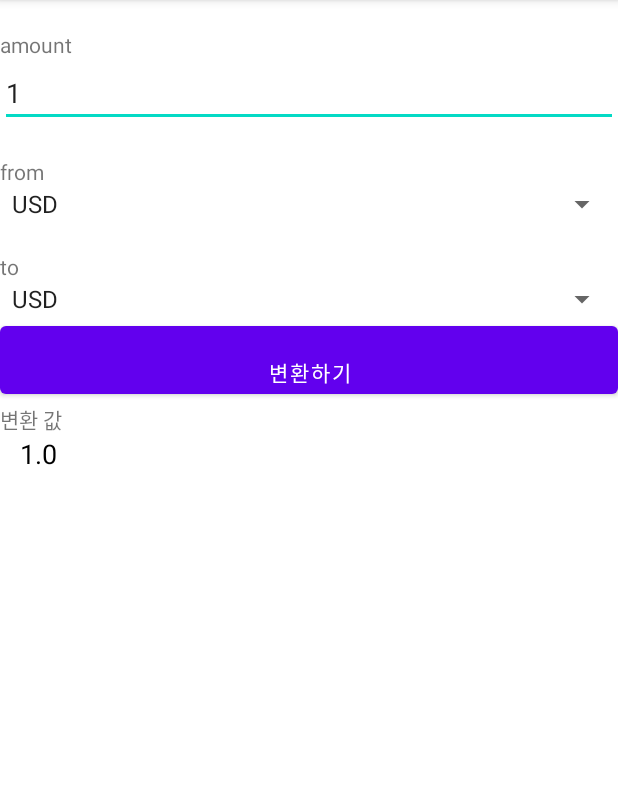
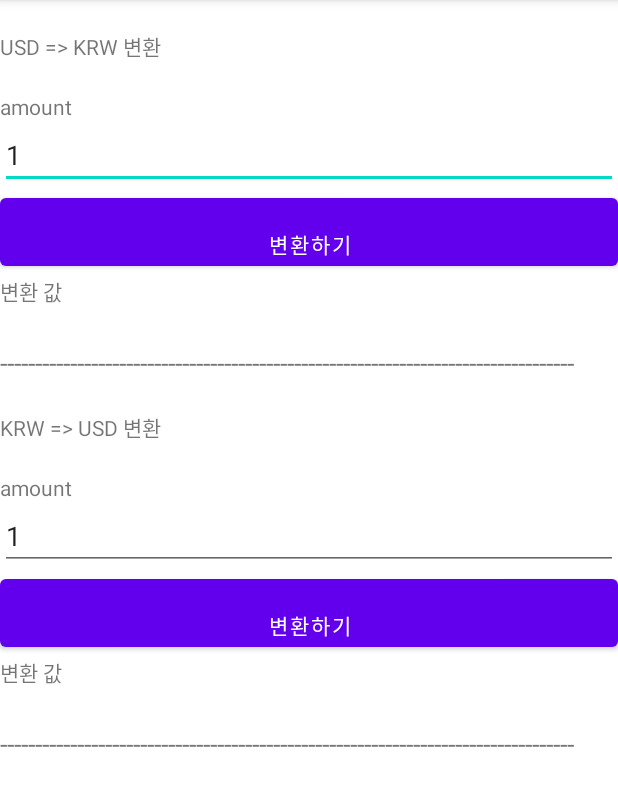
Before and after one commit to printyeon/Summer-Android-Study, an Android app: the screen it shows after launch (MainActivity), on a phone screen of 412 x 824 dp, the part 84-890 px from its top. Run offline under Robolectric (Android 15) with nearby library versions, the phone set to English and light mode, and no system bars.

Commit message:
달러랑 원이랑 변환고정, fragment 이용해서 조금만 수정해도 많이 만들어 낼 수 있게 하기

```diff
--- a/app/src/main/java/com/example/fragmentstudy/CurrencyConverterFragment1.kt
+++ b/app/src/main/java/com/example/fragmentstudy/CurrencyConverterFragment1.kt
@@ -1,6 +1,8 @@
 package com.example.fragmentstudy
 
 import android.os.Bundle
+import android.text.Editable
+import android.text.TextWatcher
 import android.view.LayoutInflater
 import android.view.View
 import android.view.ViewGroup
@@ -72,6 +74,29 @@ class CurrencyConverterFragment1 : Fragment(){
         }
         fromCurrencySpinner.onItemSelectedListener = itemSelectedListener
         toCurrencySpinner.onItemSelectedListener = itemSelectedListener
+
+        calculateBtn.setOnClickListener{
+            result.text = calculateCurrency(
+                amount.text.toString().toDouble(),
+                fromCurrencySpinner.selectedItem.toString(),
+                toCurrencySpinner.selectedItem.toString()
+            ).toString()
+        }
+
+        amount.addTextChangedListener(object : TextWatcher {
+            override fun beforeTextChanged(p0: CharSequence?, p1: Int, p2: Int, p3: Int) {}
+            override fun afterTextChanged(p0: Editable?) {}
+
+            override fun onTextChanged(p0: CharSequence?, p1: Int, p2: Int, p3: Int) {
+                result.text = calculateCurrency(
+                    amount.text.toString().toDouble(),
+                    fromCurrencySpinner.selectedItem.toString(),
+                    toCurrencySpinner.selectedItem.toString()
+                ).toString()
+            }
+        })
         return view
     }
+
+
 }
--- /dev/null
+++ b/app/src/main/java/com/example/fragmentstudy/CurrencyConverterFragment2.kt
@@ -0,0 +1,82 @@
+package com.example.fragmentstudy
+
+import android.os.Bundle
+import android.text.Editable
+import android.text.TextWatcher
+import android.view.LayoutInflater
+import android.view.View
+import android.view.ViewGroup
+import android.widget.*
+import androidx.fragment.app.Fragment
+import java.util.*
+
+class CurrencyConverterFragment2 : Fragment(){
+    val currencyExchangeMap = mapOf( //맵 사용
+        "USD" to 1.0,
+        "EUR" to 0.9,
+        "JPY" to 110.0,
+        "KRW" to 1150.0 //1150원을 기준으로 계산
+    )
+
+    fun calculateCurrency(amount:Double, from:String, to:String) : Double{
+        var USDAmount = if(from != "USD"){
+            (amount / currencyExchangeMap[from]!!)
+        }
+        else{
+            amount
+        }
+        return currencyExchangeMap[to]!! * USDAmount
+    }
+
+    lateinit var fromCurrency: String
+    lateinit var toCurrency: String
+
+    override fun onCreateView(
+        inflater: LayoutInflater,
+        container: ViewGroup?,
+        savedInstanceState: Bundle?
+    ): View? {
+        val view = inflater.inflate(
+            R.layout.currency_converter_fragment2,
+            container,
+            false //fragment 붙이기 false
+        )
+
+        val calculateBtn = view.findViewById<Button>(R.id.calculate)
+        val amount = view.findViewById<EditText>(R.id.amount)
+        val result = view.findViewById<TextView>(R.id.result)
+        val exchangeType = view.findViewById<TextView>(R.id.exchange_type)
+
+        fromCurrency = arguments?.getString("from", "USD")!!// !!널 허용하지 않음
+        toCurrency = arguments?.getString("to", "USD")!!
+
+        exchangeType.text = "${fromCurrency} => ${toCurrency} 변환"
+
+
+
+        calculateBtn.setOnClickListener{
+            result.text = calculateCurrency(
+                amount.text.toString().toDouble(),
+                fromCurrency,
+                toCurrency
+            ).toString()
+        }
+        return view
+    }
+
+    //static 붙인거랑 같음
+    companion object{
+        fun newInstance(from: String, to: String):CurrencyConverterFragment2{
+            val fragment = CurrencyConverterFragment2()
+
+            //번들객체를 만들고 필요한 데이터 저장
+            val args = Bundle()
+            args.putString("from", from)
+            args.putString("to", to)
+            fragment.arguments = args
+
+            return fragment
+        }
+    }
+
+}
--- a/app/src/main/java/com/example/fragmentstudy/MainActivity.kt
+++ b/app/src/main/java/com/example/fragmentstudy/MainActivity.kt
@@ -11,7 +11,11 @@ class MainActivity : AppCompatActivity() {
 
         //커밋을 호출되기 전까지 비긴트레지션으로 프레그먼트를 어떻게 하겠다다
        val transaction = supportFragmentManager.beginTransaction()
-        transaction.add(R.id.fragment_container, CurrencyConverterFragment1())
+        //transaction.add(R.id.fragment_container, CurrencyConverterFragment1())
+        transaction.add(R.id.fragment_container,
+        CurrencyConverterFragment2.newInstance("USD", "KRW"))
+        transaction.add(R.id.fragment_container,
+            CurrencyConverterFragment2.newInstance("KRW", "USD"))
         transaction.commit()
     }
 }
--- /dev/null
+++ b/app/src/main/res/layout/currency_converter_fragment2.xml
@@ -0,0 +1,55 @@
+<?xml version="1.0" encoding="utf-8"?>
+<LinearLayout xmlns:android="http://schemas.android.com/apk/res/android"
+    android:orientation="vertical"
+    android:layout_width="match_parent"
+    android:layout_height="wrap_content">
+
+    <TextView
+        android:paddingTop="30px"
+        android:id="@+id/exchange_type"
+        android:layout_width="match_parent"
+        android:layout_height="wrap_content"/>
+
+    <TextView
+        android:paddingTop="30px"
+        android:text="amount"
+        android:layout_width="match_parent"
+        android:layout_height="wrap_content"/>
+
+    <EditText
+        android:id="@+id/amount"
+        android:text="1"
+        android:inputType="numberDecimal"
+        android:layout_width="match_parent"
+        android:layout_height="wrap_content"/>
+
+
+    <Button
+        android:paddingTop="30px"
+        android:id="@+id/calculate"
+        android:layout_width="match_parent"
+        android:layout_height="wrap_content"
+        android:text="변환하기"/>
+
+    <TextView
+        android:text="변환 값"
+        android:layout_width="match_parent"
+        android:layout_height="wrap_content"/>
+
+    <TextView
+        android:id="@+id/result"
+        android:textSize="18dp"
+        android:paddingLeft="20px"
+        android:textColor="@color/black"
+        android:layout_width="match_parent"
+        android:layout_height="wrap_content"/>
+
+    <TextView
+        android:textSize="18dp"
+        android:text="----------------------------------------------------------------------------------"
+
+        android:layout_width="match_parent"
+        android:layout_height="wrap_content"/>
+
+
+</LinearLayout>
```
